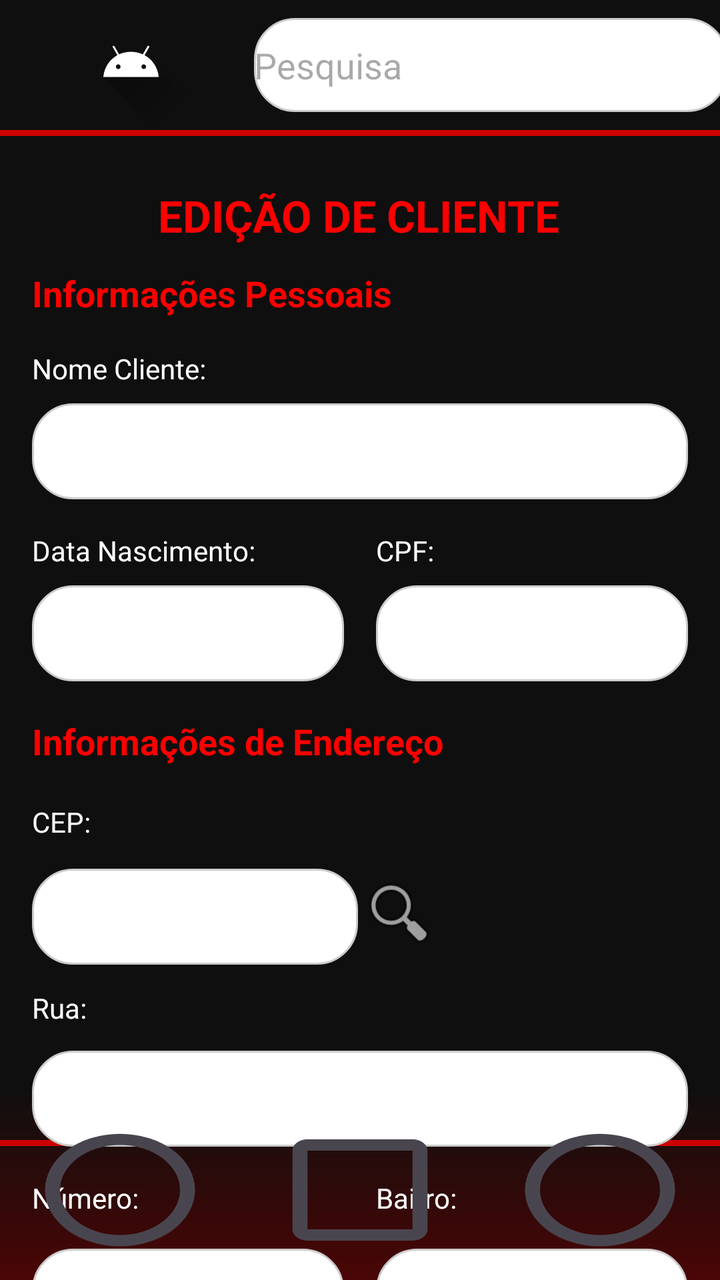
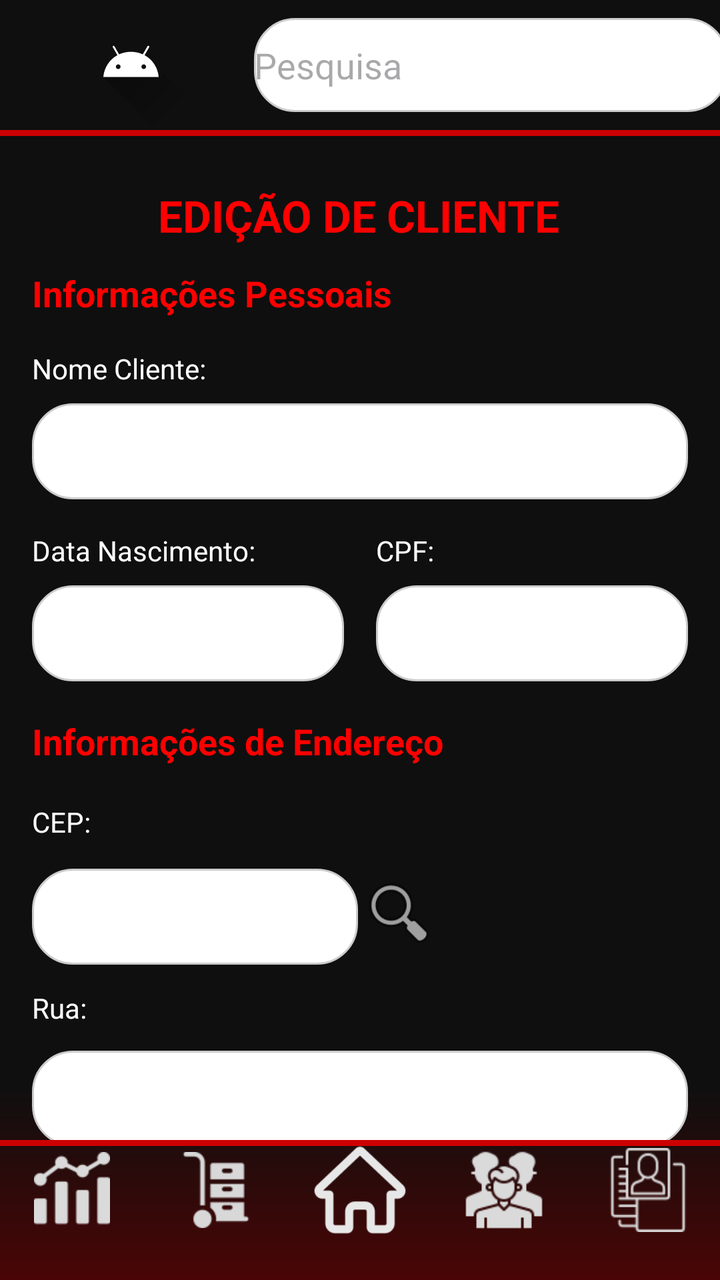

Before-and-after screenshots of an Android layout around one commit, followed by the original layout XML and the change that was made.
<!-- AndroidManifest.xml: application theme Theme.DLMTech -->
<!-- res/layout/activity_edit_cliente.xml -->
<?xml version="1.0" encoding="utf-8"?>
<androidx.constraintlayout.widget.ConstraintLayout xmlns:android="http://schemas.android.com/apk/res/android"
    xmlns:app="http://schemas.android.com/apk/res-auto"
    xmlns:tools="http://schemas.android.com/tools"
    android:id="@+id/main"
    android:layout_width="match_parent"
    android:layout_height="match_parent"
    android:background="@drawable/degrade"
    tools:context=".activity_cadastro"
    >

    <androidx.constraintlayout.widget.ConstraintLayout
        android:id="@+id/constraintLayout"
        android:layout_width="0dp"
        android:layout_height="65dp"
        app:layout_constraintBottom_toTopOf="@+id/linearLayout2"
        app:layout_constraintEnd_toEndOf="parent"
        app:layout_constraintStart_toStartOf="parent"
        app:layout_constraintTop_toTopOf="parent">

        <ImageView
            android:id="@+id/imageView"
            android:layout_width="131dp"
            android:layout_height="wrap_content"
            android:contentDescription="@string/logo_description"
            app:layout_constraintBottom_toBottomOf="parent"
            app:layout_constraintStart_toStartOf="parent"
            app:layout_constraintTop_toTopOf="parent"
            app:srcCompat="@drawable/ic_launcher_foreground" />

        <EditText
            android:id="@+id/editTextText2"
            android:layout_width="237dp"
            android:layout_height="47dp"
            android:layout_marginStart="8dp"
            android:layout_marginTop="7dp"
            android:layout_marginEnd="8dp"
            android:layout_marginBottom="7dp"
            android:background="@drawable/bordaredonda"
            android:ems="10"
            android:hint="Pesquisa"
            android:inputType="text"
            app:layout_constraintBottom_toBottomOf="parent"
            app:layout_constraintEnd_toEndOf="parent"
            app:layout_constraintStart_toEndOf="@+id/imageView"
            app:layout_constraintTop_toTopOf="parent" />
    </androidx.constraintlayout.widget.ConstraintLayout>

    <View
        android:id="@+id/view5"
        android:layout_width="match_parent"
        android:layout_height="3dp"
        android:layout_marginTop="64dp"
        android:background="#CC0000"
        app:layout_constraintBottom_toBottomOf="@+id/constraintLayout3"
        app:layout_constraintEnd_toEndOf="parent"
        app:layout_constraintHorizontal_bias="0.0"
        app:layout_constraintStart_toStartOf="parent"
        app:layout_constraintTop_toTopOf="@+id/constraintLayout"
        app:layout_constraintVertical_bias="0.002" />



    <View
        android:id="@+id/view4"
        android:layout_width="match_parent"
        android:layout_height="3dp"
        android:background="#CC0000"
        app:layout_constraintBottom_toBottomOf="@+id/constraintLayout3"
        app:layout_constraintEnd_toEndOf="parent"
        app:layout_constraintHorizontal_bias="0.0"
        app:layout_constraintStart_toStartOf="parent"
        app:layout_constraintTop_toTopOf="parent"
        app:layout_constraintVertical_bias="0.895" />


    <androidx.core.widget.NestedScrollView
        android:layout_width="0dp"
        android:layout_height="0dp"
        android:fillViewport="true"
        app:layout_constraintTop_toBottomOf="@+id/constraintLayout"
        app:layout_constraintBottom_toBottomOf="parent"
        app:layout_constraintStart_toStartOf="parent"
        app:layout_constraintEnd_toEndOf="parent">

        <androidx.constraintlayout.widget.ConstraintLayout
            android:layout_width="match_parent"
            android:layout_height="wrap_content"
            android:padding="16dp">

            <TextView
                android:id="@+id/txtTitulo"
                android:layout_width="wrap_content"
                android:layout_height="wrap_content"
                android:layout_marginTop="12dp"
                android:text="EDIÇÃO DE CLIENTE"
                android:textColor="#FF0000"
                android:textSize="22sp"
                android:textStyle="bold"
                app:layout_constraintEnd_toEndOf="parent"
                app:layout_constraintHorizontal_bias="0.496"
                app:layout_constraintStart_toStartOf="parent"
                app:layout_constraintTop_toTopOf="parent" />

            <TextView
                android:id="@+id/txtInfoPessoais"
                android:layout_width="wrap_content"
                android:layout_height="wrap_content"
                android:layout_marginTop="12dp"
                android:text="Informações Pessoais"
                android:textColor="#FF0000"
                android:textSize="18sp"
                android:textStyle="bold"
                app:layout_constraintStart_toStartOf="parent"
                app:layout_constraintTop_toBottomOf="@+id/txtTitulo" />

            <TextView
                android:id="@+id/lblNome"
                android:layout_width="wrap_content"
                android:layout_height="wrap_content"
                android:text="Nome Cliente:"
                android:textColor="#FFFFFF"
                android:layout_marginTop="16dp"
                app:layout_constraintTop_toBottomOf="@+id/txtInfoPessoais"
                app:layout_constraintStart_toStartOf="parent" />

            <EditText
                android:id="@+id/edtNome"
                android:layout_width="0dp"
                android:layout_height="48dp"
                android:background="@drawable/bordaredonda" android:layout_marginTop="8dp"
                app:layout_constraintTop_toBottomOf="@+id/lblNome"
                app:layout_constraintStart_toStartOf="parent"
                app:layout_constraintEnd_toEndOf="parent" />

            <TextView
                android:id="@+id/lblDataNasc"
                android:layout_width="wrap_content"
                android:layout_height="wrap_content"
                android:text="Data Nascimento:"
                android:textColor="#FFFFFF"
                android:layout_marginTop="16dp"
                app:layout_constraintTop_toBottomOf="@+id/edtNome"
                app:layout_constraintStart_toStartOf="parent" />

            <EditText
                android:id="@+id/edtDataNasc"
                android:layout_width="0dp"
                android:layout_height="48dp"
                android:layout_marginTop="8dp"
                android:layout_marginEnd="8dp"
                android:background="@drawable/bordaredonda"
                app:layout_constraintTop_toBottomOf="@+id/lblDataNasc"
                app:layout_constraintStart_toStartOf="parent"
                app:layout_constraintEnd_toStartOf="@+id/edtCPF" />


            <TextView
                android:id="@+id/lblCPF"
                android:layout_width="wrap_content"
                android:layout_height="wrap_content"
                android:text="CPF:"
                android:textColor="#FFFFFF"
                app:layout_constraintTop_toTopOf="@+id/lblDataNasc"
                app:layout_constraintStart_toStartOf="@+id/edtCPF" />

            <EditText
                android:id="@+id/edtCPF"
                android:layout_width="0dp"
                android:layout_height="48dp"
                android:layout_marginStart="8dp"
                android:background="@drawable/bordaredonda"
                app:layout_constraintTop_toTopOf="@+id/edtDataNasc"
                app:layout_constraintStart_toEndOf="@+id/edtDataNasc"
                app:layout_constraintEnd_toEndOf="parent" />


            <TextView
                android:id="@+id/txtInfoPessoais3"
                android:layout_width="213dp"
                android:layout_height="27dp"
                android:layout_marginTop="236dp"
                android:text="Informações de Endereço"
                android:textColor="#FF0000"
                android:textSize="18sp"
                android:textStyle="bold"
                app:layout_constraintStart_toStartOf="parent"
                app:layout_constraintTop_toBottomOf="@+id/txtTitulo" />

            <TextView
                android:id="@+id/lblCep"
                android:layout_width="wrap_content"
                android:layout_height="wrap_content"
                android:layout_marginTop="16dp"

                android:text="CEP:"
                android:textColor="#FFFFFF"
                app:layout_constraintStart_toStartOf="parent"
                app:layout_constraintTop_toBottomOf="@+id/txtInfoPessoais3" />

            <EditText
                android:id="@+id/edtCep"
                android:layout_width="163dp"
                android:layout_height="48dp"
                android:background="@drawable/bordaredonda"
                app:layout_constraintStart_toStartOf="parent"
                app:layout_constraintTop_toTopOf="@+id/imageView3" />

            <ImageView
                android:id="@+id/imageView3"
                android:layout_width="41dp"
                android:layout_height="44dp"
                android:layout_marginTop="14dp"
                app:layout_constraintStart_toEndOf="@+id/edtCep"
                app:layout_constraintTop_toBottomOf="@+id/lblCep"
                app:srcCompat="@android:drawable/ic_menu_search" />

            <TextView
                android:id="@+id/lblRua"
                android:layout_width="wrap_content"
                android:layout_height="wrap_content"
                android:layout_marginTop="12dp"
                android:text="Rua:"
                android:textColor="#FFFFFF"
                app:layout_constraintStart_toStartOf="parent"
                app:layout_constraintTop_toBottomOf="@+id/edtCep" />

            <EditText
                android:id="@+id/edtRua"
                android:layout_width="0dp"
                android:layout_height="48dp"
                android:layout_marginTop="12dp"
                android:background="@drawable/bordaredonda"
                app:layout_constraintEnd_toEndOf="parent"
                app:layout_constraintHorizontal_bias="0.0"
                app:layout_constraintStart_toStartOf="parent"
                app:layout_constraintTop_toBottomOf="@+id/lblRua" />


            <TextView
                android:id="@+id/lblBairro"
                android:layout_width="wrap_content"
                android:layout_height="wrap_content"
                android:text="Bairro:"
                android:textColor="#FFFFFF"
                app:layout_constraintBottom_toTopOf="@+id/edtBairro"
                app:layout_constraintStart_toStartOf="@+id/edtBairro"
                app:layout_constraintTop_toTopOf="@+id/lblNum"
                app:layout_constraintVertical_bias="0.0" />

            <EditText
                android:id="@+id/edtNum"
                android:layout_width="0dp"
                android:layout_height="48dp"
                android:layout_marginTop="16dp"
                android:layout_marginEnd="8dp"
                android:background="@drawable/bordaredonda"
                app:layout_constraintEnd_toStartOf="@+id/edtBairro"
                app:layout_constraintStart_toStartOf="parent"
                app:layout_constraintTop_toBottomOf="@+id/lblNum" />

            <TextView
                android:id="@+id/lblNum"
                android:layout_width="wrap_content"
                android:layout_height="wrap_content"
                android:layout_marginTop="16dp"
                android:text="Número:"
                android:textColor="#FFFFFF"
                app:layout_constraintStart_toStartOf="parent"
                app:layout_constraintTop_toBottomOf="@+id/edtRua" />

            <EditText
                android:id="@+id/edtBairro"
                android:layout_width="0dp"
                android:layout_height="48dp"
                android:layout_marginStart="8dp"
                android:background="@drawable/bordaredonda"
                app:layout_constraintEnd_toEndOf="parent"
                app:layout_constraintStart_toEndOf="@+id/edtNum"
                app:layout_constraintTop_toTopOf="@+id/edtNum" />

            <Button
                android:id="@+id/btnCancelar"
                android:layout_width="wrap_content"
                android:layout_height="wrap_content"
                android:layout_marginStart="56dp"
                android:layout_marginTop="28dp"
                android:backgroundTint="#B22222"
                android:text="Cancelar"
                android:textStyle="bold"
                app:cornerRadius="15px"
                app:layout_constraintBottom_toBottomOf="@+id/btnSalvar"
                app:layout_constraintStart_toStartOf="parent"
                app:layout_constraintTop_toBottomOf="@+id/edtNum"
                app:layout_constraintVertical_bias="0.0" />

            <Button
                android:id="@+id/btnSalvar"
                android:layout_width="wrap_content"
                android:layout_height="wrap_content"
                android:layout_marginTop="28dp"
                android:backgroundTint="#B22222"
                android:text="Salvar"
                android:textStyle="bold"
                app:cornerRadius="15px"
                app:layout_constraintEnd_toEndOf="parent"
                app:layout_constraintHorizontal_bias="0.763"
                app:layout_constraintStart_toEndOf="@+id/btnCancelar"
                app:layout_constraintTop_toBottomOf="@+id/edtBairro" />


        </androidx.constraintlayout.widget.ConstraintLayout>
    </androidx.core.widget.NestedScrollView>

    <androidx.constraintlayout.widget.ConstraintLayout
        android:id="@+id/constraintLayout3"
        android:layout_width="match_parent"
        android:layout_height="90dp"
        app:layout_constraintBottom_toBottomOf="parent"
        app:layout_constraintEnd_toEndOf="parent"
        app:layout_constraintStart_toStartOf="parent">


        <ImageButton
            android:id="@+id/imageButton"
            style="@style/BtnNavegacao"
            android:background="?attr/actionModeCloseDrawable"
            android:rotationY="180"
            app:layout_constraintBottom_toBottomOf="parent"
            app:layout_constraintEnd_toEndOf="parent"
            app:layout_constraintTop_toTopOf="parent" />

        <ImageButton
            android:id="@+id/imageButton2"
            style="@style/BtnNavegacao"
            android:background="?android:attr/listChoiceIndicatorSingle"
            app:layout_constraintBottom_toBottomOf="parent"
            app:layout_constraintEnd_toStartOf="@+id/imageButton"
            app:layout_constraintStart_toEndOf="@+id/imageButton3"
            app:layout_constraintTop_toTopOf="parent" />

        <ImageButton
            android:id="@+id/imageButton3"
            style="@style/BtnNavegacao"
            android:background="?android:attr/listChoiceIndicatorMultiple"
            app:layout_constraintBottom_toBottomOf="parent"
            app:layout_constraintEnd_toStartOf="@+id/imageButton2"
            app:layout_constraintStart_toEndOf="@+id/imageButton4"
            app:layout_constraintTop_toTopOf="parent" />

        <ImageButton
            android:id="@+id/imageButton4"
            style="@style/BtnNavegacao"
            android:background="?android:attr/listChoiceIndicatorSingle"
            app:layout_constraintBottom_toBottomOf="parent"
            app:layout_constraintEnd_toStartOf="@+id/imageButton3"
            app:layout_constraintStart_toEndOf="@+id/imageButton5"
            app:layout_constraintTop_toTopOf="parent" />

        <ImageButton
            android:id="@+id/imageButton5"
            style="@style/BtnNavegacao"
            android:background="?attr/homeAsUpIndicator"
            app:layout_constraintBottom_toBottomOf="parent"
            app:layout_constraintStart_toStartOf="parent"
            app:layout_constraintTop_toTopOf="parent" />


    </androidx.constraintlayout.widget.ConstraintLayout>
</androidx.constraintlayout.widget.ConstraintLayout>
<!-- resources referenced by this layout -->
<resources>
  <!-- drawable bordaredonda (drawable) -->
  <?xml version="1.0" encoding="utf-8"?>
  <shape xmlns:android="http://schemas.android.com/apk/res/android"
      android:shape="rectangle">
      
      <solid android:color="#FFFFFF" />
  
      
      <corners android:radius="20dp" />
  
      
      <stroke
          android:width="1dp"
          android:color="#CCCCCC" />
  </shape>
  <!-- drawable degrade (drawable) -->
  <?xml version="1.0" encoding="utf-8"?>
  <shape xmlns:android="http://schemas.android.com/apk/res/android"
      android:shape="rectangle">
  
      <gradient
          android:angle="270"
          android:startColor="#0f0f0f"
          android:centerColor="#0f0f0f"
          android:centerY="0.85"
          android:endColor="#4A0505"
          android:type="linear" />
  
  </shape>
  <string name="logo_description">Logo do aplicativo DLM Tech</string>
  <style name="Theme.DLMTech" parent="Base.Theme.DLMTech" />
  <style name="Base.Theme.DLMTech" parent="Theme.Material3.DayNight.NoActionBar">
          
          
      </style>
  <!-- unchanged entries left out for length: 1 -->
</resources>

<!-- the commit's change to res/layout/activity_edit_cliente.xml (unified diff, before → after) -->
@@ -60,7 +60,6 @@
         app:layout_constraintVertical_bias="0.002" />
 
 
-
     <View
         android:id="@+id/view4"
         android:layout_width="match_parent"
@@ -78,10 +77,10 @@
         android:layout_width="0dp"
         android:layout_height="0dp"
         android:fillViewport="true"
-        app:layout_constraintTop_toBottomOf="@+id/constraintLayout"
-        app:layout_constraintBottom_toBottomOf="parent"
+        app:layout_constraintBottom_toTopOf="@+id/view4"
+        app:layout_constraintEnd_toEndOf="parent"
         app:layout_constraintStart_toStartOf="parent"
-        app:layout_constraintEnd_toEndOf="parent">
+        app:layout_constraintTop_toBottomOf="@+id/constraintLayout">
 
         <androidx.constraintlayout.widget.ConstraintLayout
             android:layout_width="match_parent"
@@ -118,30 +117,31 @@
                 android:id="@+id/lblNome"
                 android:layout_width="wrap_content"
                 android:layout_height="wrap_content"
+                android:layout_marginTop="16dp"
                 android:text="Nome Cliente:"
                 android:textColor="#FFFFFF"
-                android:layout_marginTop="16dp"
-                app:layout_constraintTop_toBottomOf="@+id/txtInfoPessoais"
-                app:layout_constraintStart_toStartOf="parent" />
+                app:layout_constraintStart_toStartOf="parent"
+                app:layout_constraintTop_toBottomOf="@+id/txtInfoPessoais" />
 
             <EditText
                 android:id="@+id/edtNome"
                 android:layout_width="0dp"
                 android:layout_height="48dp"
-                android:background="@drawable/bordaredonda" android:layout_marginTop="8dp"
-                app:layout_constraintTop_toBottomOf="@+id/lblNome"
-                app:layout_constraintStart_toStartOf="parent"
-                app:layout_constraintEnd_toEndOf="parent" />
+                android:layout_marginTop="8dp"
+                android:background="@drawable/bordaredonda"
+                app:layout_constraintEnd_toEndOf="parent"
+                app:layout_constraintStart_toStartOf="parent"
+                app:layout_constraintTop_toBottomOf="@+id/lblNome" />
 
             <TextView
                 android:id="@+id/lblDataNasc"
                 android:layout_width="wrap_content"
                 android:layout_height="wrap_content"
+                android:layout_marginTop="16dp"
                 android:text="Data Nascimento:"
                 android:textColor="#FFFFFF"
-                android:layout_marginTop="16dp"
-                app:layout_constraintTop_toBottomOf="@+id/edtNome"
-                app:layout_constraintStart_toStartOf="parent" />
+                app:layout_constraintStart_toStartOf="parent"
+                app:layout_constraintTop_toBottomOf="@+id/edtNome" />
 
             <EditText
                 android:id="@+id/edtDataNasc"
@@ -150,9 +150,9 @@
                 android:layout_marginTop="8dp"
                 android:layout_marginEnd="8dp"
                 android:background="@drawable/bordaredonda"
-                app:layout_constraintTop_toBottomOf="@+id/lblDataNasc"
-                app:layout_constraintStart_toStartOf="parent"
-                app:layout_constraintEnd_toStartOf="@+id/edtCPF" />
+                app:layout_constraintEnd_toStartOf="@+id/edtCPF"
+                app:layout_constraintStart_toStartOf="parent"
+                app:layout_constraintTop_toBottomOf="@+id/lblDataNasc" />
 
 
             <TextView
@@ -161,8 +161,8 @@
                 android:layout_height="wrap_content"
                 android:text="CPF:"
                 android:textColor="#FFFFFF"
-                app:layout_constraintTop_toTopOf="@+id/lblDataNasc"
-                app:layout_constraintStart_toStartOf="@+id/edtCPF" />
+                app:layout_constraintStart_toStartOf="@+id/edtCPF"
+                app:layout_constraintTop_toTopOf="@+id/lblDataNasc" />
 
             <EditText
                 android:id="@+id/edtCPF"
@@ -170,9 +170,9 @@
                 android:layout_height="48dp"
                 android:layout_marginStart="8dp"
                 android:background="@drawable/bordaredonda"
-                app:layout_constraintTop_toTopOf="@+id/edtDataNasc"
+                app:layout_constraintEnd_toEndOf="parent"
                 app:layout_constraintStart_toEndOf="@+id/edtDataNasc"
-                app:layout_constraintEnd_toEndOf="parent" />
+                app:layout_constraintTop_toTopOf="@+id/edtDataNasc" />
 
 
             <TextView
@@ -323,17 +323,20 @@
 
         <ImageButton
             android:id="@+id/imageButton"
-            style="@style/BtnNavegacao"
-            android:background="?attr/actionModeCloseDrawable"
+            style="@style/ImgBtnNavegacaoFuncionarios"
+            android:layout_width="0dp"
             android:rotationY="180"
+            android:contentDescription="LEGENDA"
             app:layout_constraintBottom_toBottomOf="parent"
             app:layout_constraintEnd_toEndOf="parent"
+            app:layout_constraintStart_toEndOf="@+id/imageButton2"
             app:layout_constraintTop_toTopOf="parent" />
 
         <ImageButton
             android:id="@+id/imageButton2"
-            style="@style/BtnNavegacao"
-            android:background="?android:attr/listChoiceIndicatorSingle"
+            style="@style/ImgBtnNavegacaoClientes"
+            android:layout_width="0dp"
+            android:contentDescription="LEGENDA"
             app:layout_constraintBottom_toBottomOf="parent"
             app:layout_constraintEnd_toStartOf="@+id/imageButton"
             app:layout_constraintStart_toEndOf="@+id/imageButton3"
@@ -341,8 +344,9 @@
 
         <ImageButton
             android:id="@+id/imageButton3"
-            style="@style/BtnNavegacao"
-            android:background="?android:attr/listChoiceIndicatorMultiple"
+            style="@style/ImgBtnNavegacaoHome"
+            android:layout_width="0dp"
+            android:contentDescription="LEGENDA"
             app:layout_constraintBottom_toBottomOf="parent"
             app:layout_constraintEnd_toStartOf="@+id/imageButton2"
             app:layout_constraintStart_toEndOf="@+id/imageButton4"
@@ -350,8 +354,9 @@
 
         <ImageButton
             android:id="@+id/imageButton4"
-            style="@style/BtnNavegacao"
-            android:background="?android:attr/listChoiceIndicatorSingle"
+            style="@style/ImgBtnNavegacaoEstoque"
+            android:layout_width="0dp"
+            android:contentDescription="ATALHO ESTOQUE"
             app:layout_constraintBottom_toBottomOf="parent"
             app:layout_constraintEnd_toStartOf="@+id/imageButton3"
             app:layout_constraintStart_toEndOf="@+id/imageButton5"
@@ -359,9 +364,11 @@
 
         <ImageButton
             android:id="@+id/imageButton5"
-            style="@style/BtnNavegacao"
-            android:background="?attr/homeAsUpIndicator"
-            app:layout_constraintBottom_toBottomOf="parent"
+            style="@style/ImgBtnNavegacaoAnalise"
+            android:layout_width="0dp"
+            android:contentDescription="ATALHO ANALISE"
+            app:layout_constraintBottom_toBottomOf="parent"
+            app:layout_constraintEnd_toStartOf="@+id/imageButton4"
             app:layout_constraintStart_toStartOf="parent"
             app:layout_constraintTop_toTopOf="parent" />
 
<!-- resource entries referenced after the edit -->
@@ -30,7 +30,62 @@
   
   </shape>
   <string name="logo_description">Logo do aplicativo DLM Tech</string>
+  <style name="ImgBtnNavegacaoAnalise">
+          <item name="android:layout_width">0dp</item>
+          <item name="android:layout_height">0dp</item>
+          <item name="android:gravity">center</item>
+          <item name="android:scaleType">fitCenter</item>
+          <item name="android:layout_margin">10dp</item>
+          <item name="android:background" />
+          <item name="android:padding">7dp</item>
+          <item name="android:src">@drawable/analisededados</item>
+      </style>
+  <style name="ImgBtnNavegacaoClientes">
+          <item name="android:layout_width">0dp</item>
+          <item name="android:layout_height">0dp</item>
+          <item name="android:gravity">center</item>
+          <item name="android:scaleType">fitCenter</item>
+          <item name="android:layout_margin">10dp</item>
+          <item name="android:background" />
+          <item name="android:padding">5dp</item>
+          <item name="android:src">@drawable/pessoas</item>
+      </style>
+  <style name="ImgBtnNavegacaoEstoque">
+          <item name="android:layout_width">0dp</item>
+          <item name="android:layout_height">0dp</item>
+          <item name="android:gravity">center</item>
+          <item name="android:scaleType">fitCenter</item>
+          <item name="android:layout_margin">10dp</item>
+          <item name="android:background" />
+          <item name="android:padding">7dp</item>
+          <item name="android:src">@drawable/carrinhodemao</item>
+      </style>
+  <style name="ImgBtnNavegacaoFuncionarios">
+          <item name="android:layout_width">0dp</item>
+          <item name="android:layout_height">0dp</item>
+          <item name="android:gravity">center</item>
+          <item name="android:scaleType">fitCenter</item>
+          <item name="android:layout_margin">10dp</item>
+          <item name="android:background" />
+          <item name="android:padding">5dp</item>
+          <item name="android:src">@drawable/informacaopessoal</item>
+      </style>
+  <style name="ImgBtnNavegacaoHome">
+          <item name="android:layout_width">0dp</item>
+          <item name="android:layout_height">0dp</item>
+          <item name="android:gravity">center</item>
+          <item name="android:scaleType">fitCenter</item>
+          <item name="android:layout_margin">10dp</item>
+          <item name="android:background" />
+          <item name="android:padding">0dp</item>
+          <item name="android:src">@drawable/botaodeinicio</item>
+      </style>
   <style name="Theme.DLMTech" parent="Base.Theme.DLMTech" />
+  <!-- drawable analisededados: png bitmap (drawable, 1751 bytes) -->
+  <!-- drawable pessoas: png bitmap (drawable, 2496 bytes) -->
+  <!-- drawable carrinhodemao: png bitmap (drawable, 1484 bytes) -->
+  <!-- drawable informacaopessoal: png bitmap (drawable, 2210 bytes) -->
+  <!-- drawable botaodeinicio: png bitmap (drawable, 3596 bytes) -->
   <style name="Base.Theme.DLMTech" parent="Theme.Material3.DayNight.NoActionBar">
           
           
